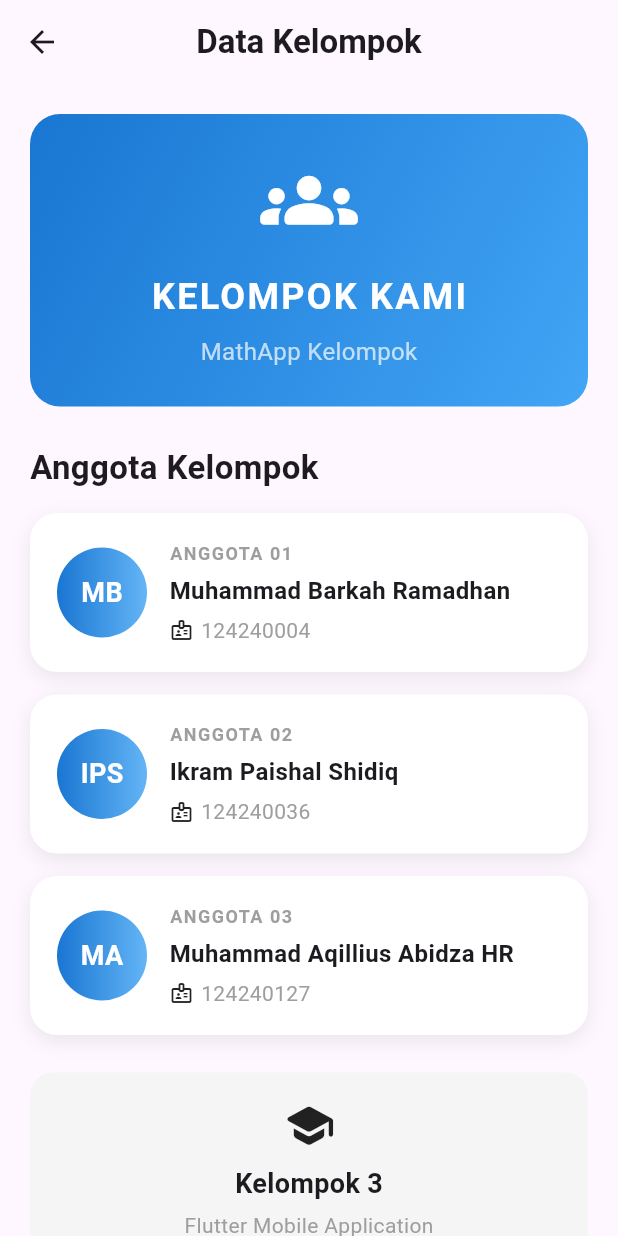
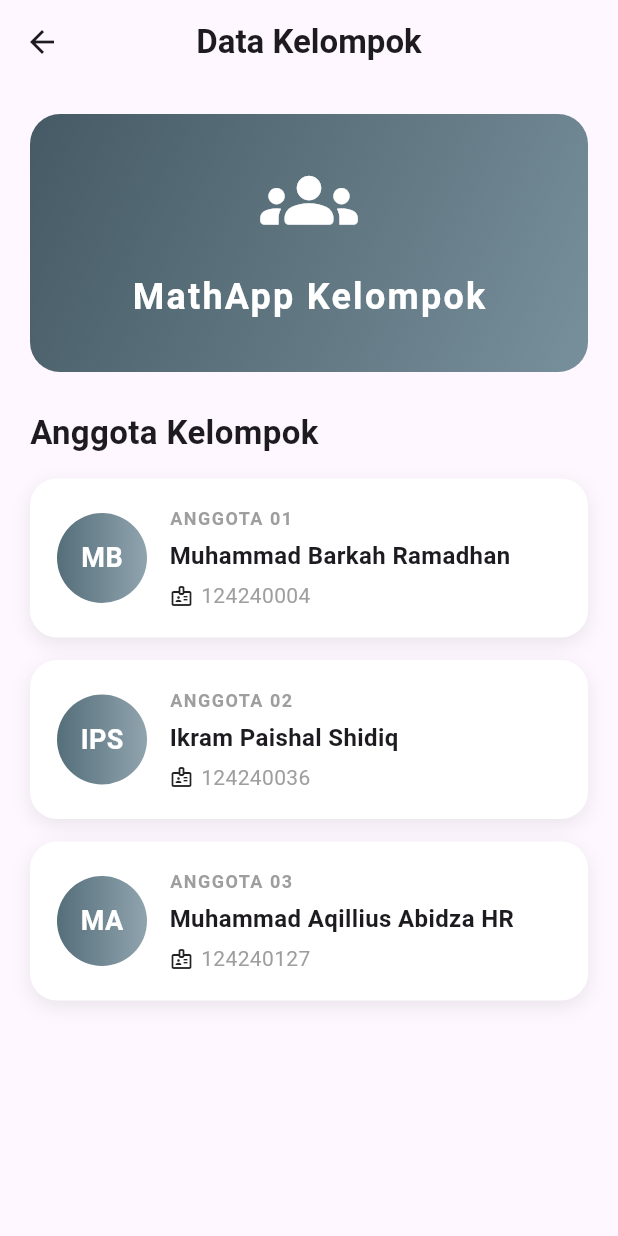
Before and after one commit to ikram816/MattApp, a Flutter app: the DataKelompokPage screen opened directly, on a phone screen of 412 x 824 dp. Run offline on Flutter 3.47's test engine with Material 3 defaults, Android fonts, the phone set to English and light mode, and no system bars.

Commit message:
Perbaikan halaman data kelompok

```diff
--- a/lib/pages/data_kelompok.dart
+++ b/lib/pages/data_kelompok.dart
@@ -31,8 +31,8 @@ class DataKelompokPage extends StatelessWidget {
                   begin: Alignment.topLeft,
                   end: Alignment.bottomRight,
                   colors: [
-                    Color(0xFF1976D2),
-                    Color(0xFF42A5F5),
+                    Color(0xFF455A64), // Dark Blue-Grey / Abu-abu gelap netral
+                    Color(0xFF78909C), // Medium Blue-Grey
                   ],
                 ),
               ),
@@ -48,7 +48,7 @@ class DataKelompokPage extends StatelessWidget {
                   SizedBox(height: 15),
 
                   Text(
-                    'KELOMPOK KAMI',
+                    'MathApp Kelompok',
                     style: TextStyle(
                       color: Colors.white,
                       fontSize: 24,
@@ -58,14 +58,6 @@ class DataKelompokPage extends StatelessWidget {
                   ),
 
                   SizedBox(height: 8),
-
-                  Text(
-                    'MathApp Kelompok',
-                    style: TextStyle(
-                      color: Colors.white70,
-                      fontSize: 16,
-                    ),
-                  ),
                 ],
               ),
             ),
@@ -87,7 +79,7 @@ class DataKelompokPage extends StatelessWidget {
             const SizedBox(height: 15),
 
             // ANGGOTA 1
-            MemberCard(
+            const MemberCard(
               nomor: '01',
               inisial: 'MB',
               nama: 'Muhammad Barkah Ramadhan',
@@ -97,7 +89,7 @@ class DataKelompokPage extends StatelessWidget {
             const SizedBox(height: 15),
 
             // ANGGOTA 2
-            MemberCard(
+            const MemberCard(
               nomor: '02',
               inisial: 'IPS',
               nama: 'Ikram Paishal Shidiq',
@@ -107,7 +99,7 @@ class DataKelompokPage extends StatelessWidget {
             const SizedBox(height: 15),
 
             // ANGGOTA 3
-            MemberCard(
+            const MemberCard(
               nomor: '03',
               inisial: 'MA',
               nama: 'Muhammad Aqillius Abidza HR',
@@ -115,44 +107,6 @@ class DataKelompokPage extends StatelessWidget {
             ),
 
             const SizedBox(height: 25),
-
-            // FOOTER
-            Container(
-              width: double.infinity,
-              padding: const EdgeInsets.all(18),
-              decoration: BoxDecoration(
-                color: Colors.grey.shade100,
-                borderRadius: BorderRadius.circular(15),
-              ),
-
-              child: const Column(
-                children: [
-                  Icon(
-                    Icons.school_rounded,
-                    size: 35,
-                  ),
-
-                  SizedBox(height: 8),
-
-                  Text(
-                    'Kelompok 3',
-                    style: TextStyle(
-                      fontSize: 18,
-                      fontWeight: FontWeight.bold,
-                    ),
-                  ),
-
-                  SizedBox(height: 5),
-
-                  Text(
-                    'Flutter Mobile Application',
-                    style: TextStyle(
-                      color: Colors.grey,
-                    ),
-                  ),
-                ],
-              ),
-            ),
           ],
         ),
       ),
@@ -190,7 +144,8 @@ class MemberCard extends StatelessWidget {
 
         boxShadow: [
           BoxShadow(
-            color: Colors.black.withOpacity(0.08),
+            // Mengganti withOpacity dengan withValues agar tidak warning
+            color: Colors.black.withValues(alpha: 0.08),
             blurRadius: 10,
             offset: const Offset(0, 4),
           ),
@@ -204,12 +159,12 @@ class MemberCard extends StatelessWidget {
             width: 60,
             height: 60,
 
-            decoration: BoxDecoration(
+            decoration: const BoxDecoration(
               shape: BoxShape.circle,
-              gradient: const LinearGradient(
+              gradient: LinearGradient(
                 colors: [
-                  Color(0xFF1976D2),
-                  Color(0xFF64B5F6),
+                  Color(0xFF546E7A), // Abu-abu netral sedang
+                  Color(0xFF90A4AE), // Abu-abu netral terang
                 ],
               ),
             ),
```
